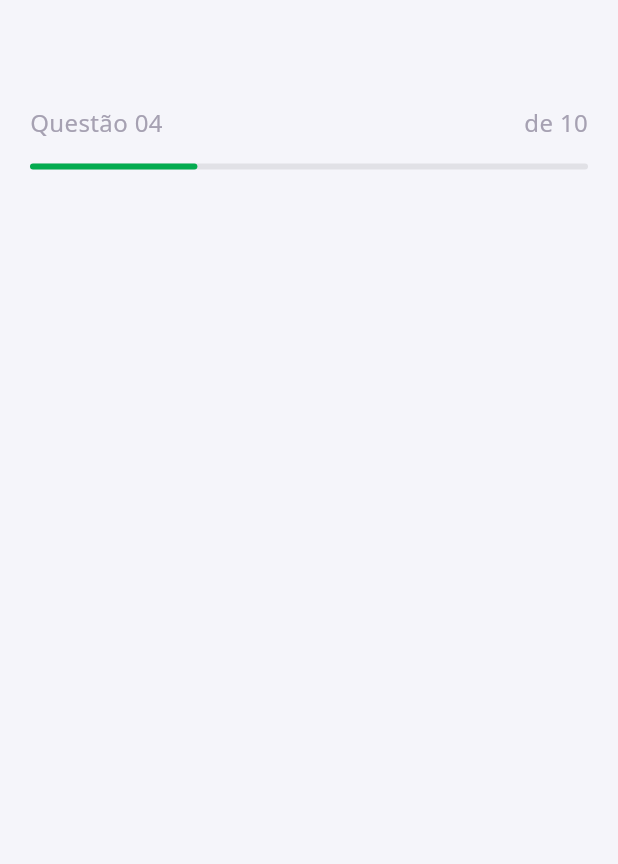
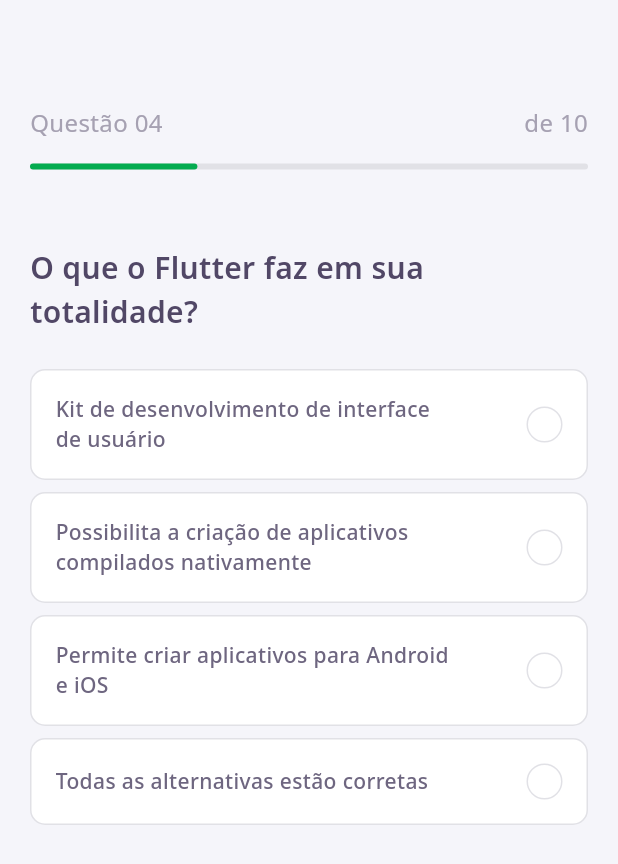
Before and after one commit to PabloXT14/devquiz, a Flutter app: the screen it shows after launch, on a phone screen of 412 x 824 dp. Shown: the top 864 px of the screen. Run offline on Flutter 3.47's test engine with Material 3 defaults, Android fonts, the phone set to English and light mode, and no system bars; our stand-ins replace google_fonts.

Commit message:
feat: create quiz_option widget

```diff
--- a/lib/features/challenge/presentation/challenge_view.dart
+++ b/lib/features/challenge/presentation/challenge_view.dart
@@ -1,6 +1,9 @@
+import 'package:flutter/material.dart';
+
 import 'package:devquiz/app/theme/app_colors.dart';
+
 import 'package:devquiz/features/challenge/presentation/widgets/question_indicator/question_indicator.dart';
-import 'package:flutter/material.dart';
+import 'package:devquiz/features/challenge/presentation/widgets/quiz/quiz.dart';
 
 class ChallengeView extends StatefulWidget {
   const new({super.key});
@@ -18,7 +21,11 @@
         preferredSize: const Size.fromHeight(100),
         child: QuestionIndicator(),
       ),
-      body: Container(child: Column(children: [])),
+      body: Container(
+        child: Column(
+          children: [Quiz(title: "O que o Flutter faz em sua totalidade?")],
+        ),
+      ),
     );
   }
 }
--- /dev/null
+++ b/lib/features/challenge/presentation/widgets/answer/answer.dart
@@ -0,0 +1,93 @@
+import 'package:devquiz/app/theme/app_colors.dart';
+import 'package:devquiz/app/theme/app_text_styles.dart';
+import 'package:flutter/material.dart';
+
+class Answer extends StatelessWidget {
+  final String text;
+  final bool isSelected;
+  final VoidCallback onTap;
+
+  const Answer({
+    super.key,
+    required this.text,
+    required this.isSelected,
+    required this.onTap,
+  });
+
+  TextStyle _getTextStyle() {
+    if (isSelected) {
+      return AppTextStyles.bodyMdMedium.copyWith(color: AppColors.green500);
+    }
+
+    return AppTextStyles.bodyMdMedium.copyWith(color: AppColors.body);
+  }
+
+  BorderSide _getBorder() {
+    if (isSelected) {
+      return BorderSide(color: AppColors.green200, width: 1);
+    }
+
+    return BorderSide(color: AppColors.border, width: 1);
+  }
+
+  Color _getBackgroundColor() {
+    if (isSelected) {
+      return AppColors.green100;
+    }
+
+    return AppColors.white;
+  }
+
+  Color _getCircleColor() {
+    if (isSelected) {
+      return AppColors.green500;
+    }
+
+    return AppColors.white;
+  }
+
+  BorderSide _getBorderCircle() {
+    if (isSelected) {
+      return BorderSide(color: AppColors.green500, width: 1);
+    }
+
+    return BorderSide(color: AppColors.border, width: 1);
+  }
+
+  @override
+  Widget build(BuildContext context) {
+    return GestureDetector(
+      onTap: onTap,
+      child: Container(
+        padding: const EdgeInsets.all(16),
+        decoration: BoxDecoration(
+          color: _getBackgroundColor(),
+          borderRadius: BorderRadius.circular(10),
+          border: Border.fromBorderSide(_getBorder()),
+        ),
+        child: Row(
+          spacing: 48,
+          children: [
+            // TEXT
+            Expanded(child: Text(text, style: _getTextStyle())),
+
+            // CIRCLE
+            Container(
+              width: 24,
+              height: 24,
+              decoration: BoxDecoration(
+                color: _getCircleColor(),
+                borderRadius: BorderRadius.circular(12),
+                border: Border.fromBorderSide(_getBorderCircle()),
+              ),
+              alignment: Alignment.center,
+              child: isSelected
+                  ? Icon(Icons.check, size: 16, color: AppColors.white)
+                  : null,
+            ),
+          ],
+        ),
+      ),
+    );
+  }
+}
--- /dev/null
+++ b/lib/features/challenge/presentation/widgets/quiz/quiz.dart
@@ -0,0 +1,58 @@
+import 'package:devquiz/app/theme/app_colors.dart';
+import 'package:devquiz/app/theme/app_text_styles.dart';
+import 'package:devquiz/features/challenge/presentation/widgets/answer/answer.dart';
+import 'package:flutter/material.dart';
+
+class Quiz extends StatefulWidget {
+  final String title;
+
+  const Quiz({super.key, required this.title});
+
+  @override
+  State<Quiz> createState() => _QuizState();
+}
+
+class _QuizState extends State<Quiz> {
+  int selectedIndex = -1;
+  final answers = [
+    "Kit de desenvolvimento de interface de usuário",
+    "Possibilita a criação de aplicativos compilados nativamente",
+    "Permite criar aplicativos para Android e iOS",
+    "Todas as alternativas estão corretas",
+  ];
+
+  void _onAnswerSelected(int index) {
+    setState(() {
+      selectedIndex = index;
+    });
+  }
+
+  @override
+  Widget build(BuildContext context) {
+    return Container(
+      padding: const EdgeInsets.symmetric(horizontal: 20, vertical: 64),
+      child: Column(
+        children: [
+          Text(
+            widget.title,
+            style: AppTextStyles.headingMd.copyWith(color: AppColors.heading),
+          ),
+          SizedBox(height: 24),
+
+          // ANSWERS
+          Column(
+            spacing: 8,
+            children: [
+              for (int i = 0; i < answers.length; i++)
+                Answer(
+                  text: answers[i],
+                  isSelected: selectedIndex == i,
+                  onTap: () => _onAnswerSelected(i),
+                ),
+            ],
+          ),
+        ],
+      ),
+    );
+  }
+}
```
